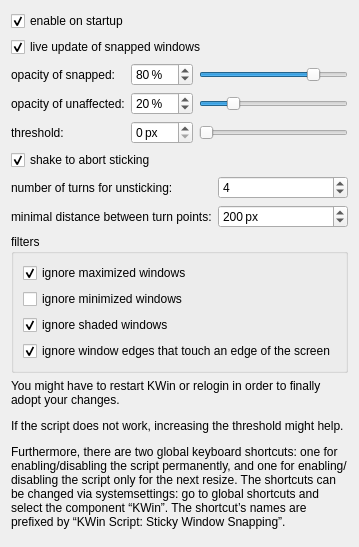
First picture: the form in package/contents/ui/config.ui, repository Flupp/sticky-window-snapping, before the edit.
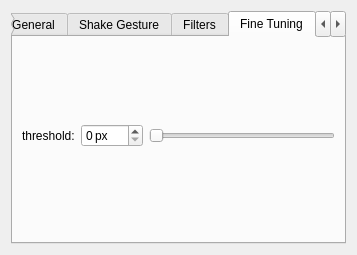
Second picture: the form after the edit. The open tabs and pages were chosen to show the change.

Commit message: config.ui: rearrange config dialog using tabs

The edit to the form file:
```diff
--- a/package/contents/ui/config.ui
+++ b/package/contents/ui/config.ui
@@ -7,6 +7,16 @@
   </property>
   <layout class="QVBoxLayout" name="verticalLayout">
    <item>
+    <widget class="QTabWidget" name="tabWidget">
+     <property name="currentIndex">
+      <number>0</number>
+     </property>
+     <widget class="QWidget" name="tab_general">
+      <attribute name="title">
+       <string>General</string>
+      </attribute>
+      <layout class="QVBoxLayout" name="verticalLayoutGeneral">
+       <item>
     <widget class="QCheckBox" name="kcfg_enabledUsually">
      <property name="text">
       <string>enable on startup</string>
@@ -17,17 +27,7 @@
     </widget>
    </item>
    <item>
-    <widget class="QCheckBox" name="kcfg_liveUpdate">
-     <property name="text">
-      <string>live update of snapped windows</string>
-     </property>
-     <property name="checked">
-      <bool>true</bool>
-     </property>
-    </widget>
-   </item>
-   <item>
-    <layout class="QGridLayout" name="gridLayout">
+        <layout class="QGridLayout" name="gridLayout_general">
      <item row="0" column="0">
       <widget class="QLabel" name="label_opacityOfSnapped">
        <property name="text">
@@ -94,35 +94,32 @@
        </property>
       </widget>
      </item>
-     <item row="2" column="0">
-      <widget class="QLabel" name="label_threshold">
+        </layout>
+       </item>
+       <item>
+        <widget class="QCheckBox" name="kcfg_liveUpdate">
        <property name="text">
-        <string>threshold:</string>
-       </property>
-      </widget>
-     </item>
-     <item row="2" column="1">
-      <widget class="QSpinBox" name="kcfg_threshold">
-       <property name="suffix">
-        <string> px</string>
-       </property>
-       <property name="maximum">
-        <number>100</number>
-       </property>
-      </widget>
-     </item>
-     <item row="2" column="2">
-      <widget class="QSlider" name="slider_threshold">
-       <property name="maximum">
-        <number>100</number>
-       </property>
+          <string>live update of snapped windows</string>
+         </property>
+         <property name="checked">
+          <bool>true</bool>
+         </property>
+        </widget>
+       </item>
+       <item>
+        <spacer name="verticalSpacer_general">
        <property name="orientation">
-        <enum>Qt::Horizontal</enum>
-       </property>
-      </widget>
-     </item>
-    </layout>
-   </item>
+          <enum>Qt::Vertical</enum>
+         </property>
+        </spacer>
+       </item>
+      </layout>
+     </widget>
+     <widget class="QWidget" name="tab_shake">
+      <attribute name="title">
+       <string>Shake Gesture</string>
+      </attribute>
+      <layout class="QVBoxLayout" name="verticalLayoutShake">
    <item>
     <widget class="QCheckBox" name="kcfg_shakeEnabled">
      <property name="text">
@@ -134,7 +131,7 @@
     </widget>
    </item>
    <item>
-    <layout class="QFormLayout" name="formLayout">
+        <layout class="QFormLayout" name="formLayout_shake">
      <item row="0" column="0">
       <widget class="QLabel" name="label_shakeTurns">
        <property name="text">
@@ -175,21 +172,19 @@
     </layout>
    </item>
    <item>
-    <widget class="QGroupBox" name="groupBox_filters">
-     <property name="title">
-      <string>filters</string>
-     </property>
-     <layout class="QVBoxLayout" name="verticalLayout_3">
-      <item>
-       <widget class="QCheckBox" name="kcfg_ignoreMaximized">
-        <property name="text">
-         <string>ignore maximized windows</string>
-        </property>
-        <property name="checked">
-         <bool>true</bool>
-        </property>
-       </widget>
-      </item>
+        <spacer name="verticalSpacer_shake">
+         <property name="orientation">
+          <enum>Qt::Vertical</enum>
+         </property>
+        </spacer>
+       </item>
+      </layout>
+     </widget>
+     <widget class="QWidget" name="tab_filters">
+      <attribute name="title">
+       <string>Filters</string>
+      </attribute>
+      <layout class="QVBoxLayout" name="verticalLayoutFilters">
       <item>
        <widget class="QCheckBox" name="kcfg_ignoreMinimized">
         <property name="enabled">
@@ -203,6 +198,16 @@
         </property>
        </widget>
       </item>
+       <item>
+        <widget class="QCheckBox" name="kcfg_ignoreMaximized">
+         <property name="text">
+          <string>ignore maximized windows</string>
+         </property>
+         <property name="checked">
+          <bool>true</bool>
+         </property>
+        </widget>
+       </item>
       <item>
        <widget class="QCheckBox" name="kcfg_ignoreShaded">
         <property name="text">
@@ -223,9 +228,61 @@
         </property>
        </widget>
       </item>
-     </layout>
-    </widget>
-   </item>
+       <item>
+        <spacer name="verticalSpacer_filters">
+         <property name="orientation">
+          <enum>Qt::Vertical</enum>
+         </property>
+        </spacer>
+       </item>
+      </layout>
+     </widget>
+     <widget class="QWidget" name="tab_fineTuning">
+      <attribute name="title">
+       <string>Fine Tuning</string>
+      </attribute>
+      <layout class="QGridLayout" name="gridLayoutFineTuning">
+       <item row="0" column="0">
+        <widget class="QLabel" name="label_threshold">
+         <property name="text">
+          <string>threshold:</string>
+         </property>
+        </widget>
+       </item>
+       <item row="0" column="1">
+        <widget class="QSpinBox" name="kcfg_threshold">
+         <property name="suffix">
+          <string> px</string>
+         </property>
+         <property name="maximum">
+          <number>100</number>
+         </property>
+        </widget>
+       </item>
+       <item row="0" column="2">
+        <widget class="QSlider" name="slider_threshold">
+         <property name="maximum">
+          <number>100</number>
+         </property>
+         <property name="orientation">
+          <enum>Qt::Horizontal</enum>
+         </property>
+        </widget>
+       </item>
+       <item row="1" column="0">
+        <spacer name="verticalSpacer_fineTuning">
+         <property name="orientation">
+          <enum>Qt::Vertical</enum>
+         </property>
+        </spacer>
+       </item>
+      </layout>
+     </widget>
+     <widget class="QWidget" name="tab_info">
+      <attribute name="title">
+       <string>Info</string>
+      </attribute>
+      <layout class="QVBoxLayout" name="verticalLayoutInfo">
    <item>
     <widget class="QLabel" name="label">
      <property name="text">
@@ -237,11 +294,15 @@
     </widget>
    </item>
    <item>
-    <spacer name="verticalSpacer">
+        <spacer name="verticalSpacer_info">
      <property name="orientation">
       <enum>Qt::Vertical</enum>
      </property>
     </spacer>
+       </item>
+      </layout>
+     </widget>
+    </widget>
    </item>
   </layout>
  </widget>
```
Lines whose indentation alone changed are shown as unchanged.
